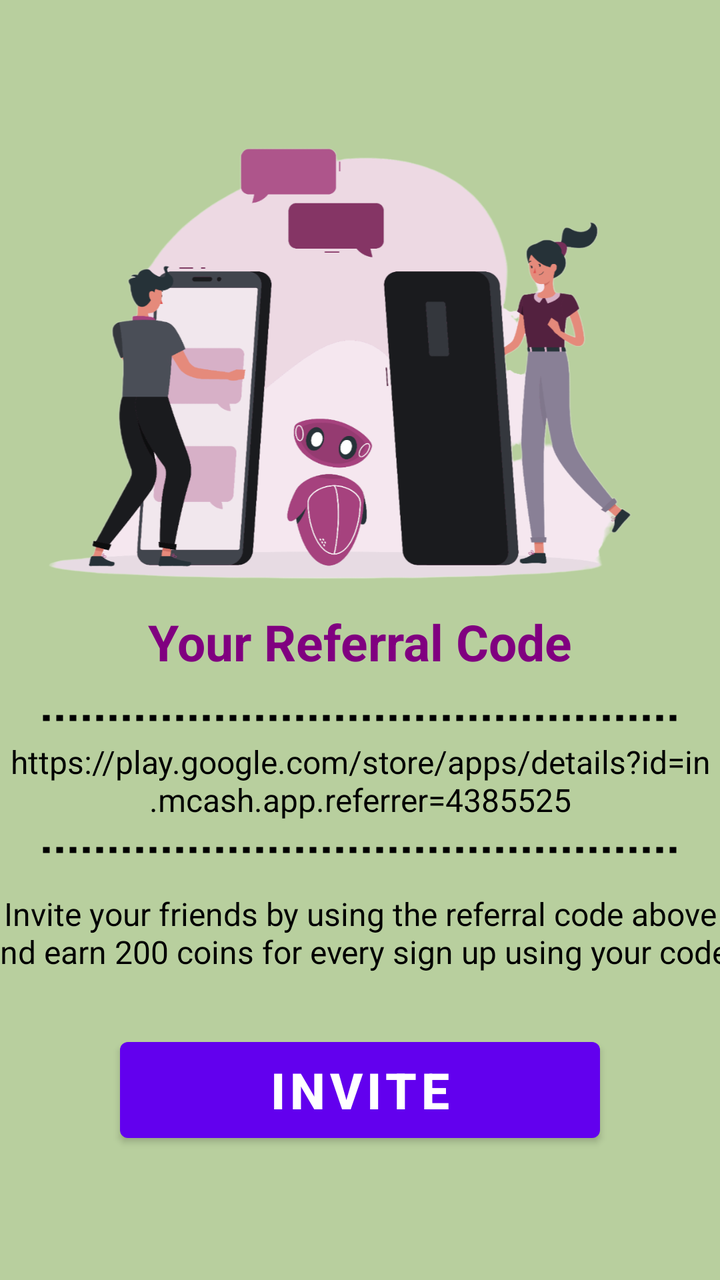
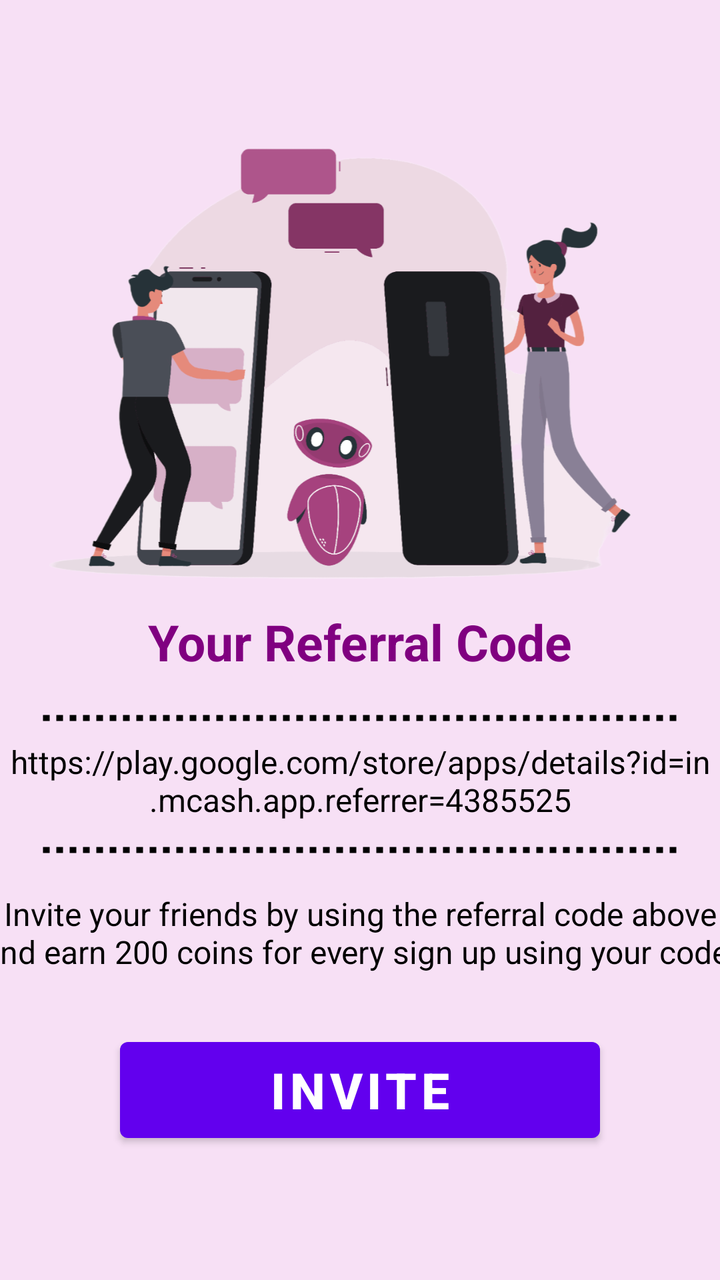

Before-and-after screenshots of an Android layout around one commit, followed by the original layout XML and the change that was made.
<!-- AndroidManifest.xml: application theme Theme.MCashUI -->
<!-- res/layout/fragment_b_invite.xml -->
<?xml version="1.0" encoding="utf-8"?>
<LinearLayout xmlns:android="http://schemas.android.com/apk/res/android"
    xmlns:app="http://schemas.android.com/apk/res-auto"
    xmlns:tools="http://schemas.android.com/tools"
    android:layout_width="match_parent"
    android:background="@color/fragmentbg"
    android:orientation="vertical"
    android:layout_height="match_parent"
    tools:context=".ui.bInvite.bInviteFragment">

    <ImageView
        android:layout_width="353dp"
        android:layout_height="296dp"
        android:layout_gravity="center"
        android:paddingTop="60dp"
        android:cropToPadding="true"
        android:src="@drawable/invite1"
        android:tintMode="add" />


    <TextView
        android:id="@+id/text_inviteFriend"
        android:layout_width="343dp"
        android:layout_height="44dp"
        android:layout_gravity="center"
        android:layout_marginStart="8dp"
        android:layout_marginLeft="35dp"
        android:layout_marginTop="8dp"
        android:layout_marginEnd="8dp"
        android:text="Your Referral Code"
        android:textAlignment="center"
        android:textColor="@color/purple"
        android:textSize="25sp"
        android:textStyle="bold" />

    <ImageView
        android:layout_width="match_parent"
        android:layout_height="22dp"
        android:layout_marginLeft="20dp"
        android:layout_marginRight="20dp"
        android:src="@drawable/dotted_lines" />

    <TextView
        android:layout_width="358dp"
        android:layout_height="44dp"
        android:layout_gravity="center"
        android:text="https://play.google.com/store/apps/details?id=in.mcash.app.referrer=4385525"
        android:textAlignment="center"
        android:clickable="true"
        android:textColor="@color/black"
        android:textSize="16dp"/>


    <ImageView
        android:layout_width="match_parent"
        android:layout_height="22dp"
        android:layout_marginLeft="20dp"
        android:layout_marginRight="20dp"
        android:src="@drawable/dotted_lines" />

    <TextView
        android:layout_width="383dp"
        android:layout_height="69dp"
        android:text="Invite your friends by using the referral code above and earn 200 coins for every sign up using your code."
        android:textAlignment="center"
        android:layout_gravity="center"
        android:textColor="@color/black"
        android:layout_marginTop="10dp"
        android:textSize="16dp"/>

    <Button
        android:layout_width="240dp"
        android:layout_height="60dp"
        android:layout_gravity="center"
        android:text="Invite"
        android:textSize="25dp"
        android:textStyle="bold"/>
</LinearLayout>
<!-- resources referenced by this layout -->
<resources>
  <color name="black">#FF000000</color>
  <color name="fragmentbg">#B8CF9E</color>
  <color name="purple">#800080</color>
  <!-- drawable dotted_lines (drawable) -->
  <?xml version="1.0" encoding="utf-8"?>
  <shape xmlns:android="http://schemas.android.com/apk/res/android"
      android:shape="line">
  
      <stroke
          android:color="@color/black"
          android:dashWidth="10px"
          android:dashGap="10px"
          android:width="3dp"/>
  </shape>
  <!-- drawable invite1: png bitmap (drawable, 139310 bytes) -->
  <style name="Theme.MCashUI" parent="Theme.MaterialComponents.DayNight.DarkActionBar">
          
          <item name="colorPrimary">@color/purple_500</item>
          <item name="colorPrimaryVariant">@color/purple_700</item>
          <item name="colorOnPrimary">@color/white</item>
          
          <item name="colorSecondary">@color/teal_200</item>
          <item name="colorSecondaryVariant">@color/teal_700</item>
          <item name="colorOnSecondary">@color/black</item>
          
          <item name="android:statusBarColor">?attr/colorPrimaryVariant</item>
          
      </style>
  <color name="purple_500">#FF6200EE</color>
  <color name="purple_700">#FF3700B3</color>
  <color name="white">#FFFFFFFF</color>
  <color name="teal_200">#FF03DAC5</color>
  <color name="teal_700">#FF018786</color>
</resources>

<!-- the commit's change to res/layout/fragment_b_invite.xml (unified diff, before → after) -->
@@ -3,7 +3,7 @@
     xmlns:app="http://schemas.android.com/apk/res-auto"
     xmlns:tools="http://schemas.android.com/tools"
     android:layout_width="match_parent"
-    android:background="@color/fragmentbg"
+    android:background="@color/pinky"
     android:orientation="vertical"
     android:layout_height="match_parent"
     tools:context=".ui.bInvite.bInviteFragment">
<!-- resource entries referenced after the edit -->
@@ -1,7 +1,7 @@
 <!-- resources referenced by this layout -->
 <resources>
   <color name="black">#FF000000</color>
-  <color name="fragmentbg">#B8CF9E</color>
+  <color name="pinky">#5EEAACE4</color>
   <color name="purple">#800080</color>
   <!-- drawable dotted_lines (drawable) -->
   <?xml version="1.0" encoding="utf-8"?>
